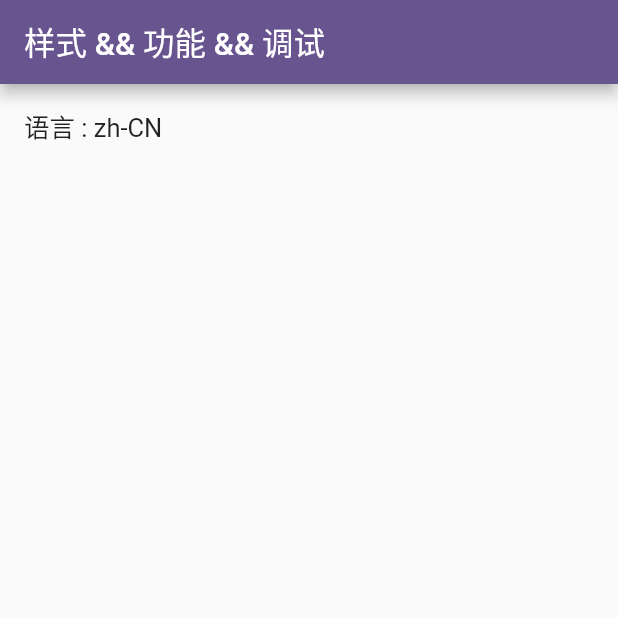
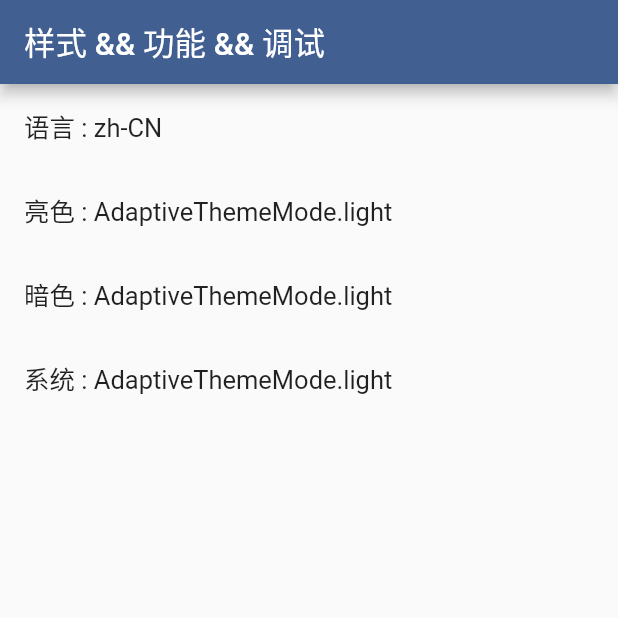
Before and after one commit to kidbtc/woo_2025, a Flutter app: the screen it shows after launch, after a tap on an icon or button, on a phone screen of 412 x 824 dp, the top half of it. Run offline on Flutter 3.47's test engine with Material 3 defaults, Android fonts, the phone set to English and light mode, and no system bars; our stand-ins replace adaptive_theme, dio, get, package_info_plus, shared_preferences.

Commit message:
2.1 主题配置（明亮、黑暗）

```diff
--- a/lib/common/services/config.dart
+++ b/lib/common/services/config.dart
@@ -1,3 +1,4 @@
+import 'package:adaptive_theme/adaptive_theme.dart';
 import 'package:flutter/foundation.dart';
 import 'package:flutter/material.dart';
 import 'package:flutter_woo_2025/common/index.dart';
@@ -18,9 +19,14 @@ class ConfigService extends GetxService {
   // 多语言
   Locale locale = PlatformDispatcher.instance.locale;
 
+  // 主题
+  AdaptiveThemeMode themeMode = AdaptiveThemeMode.light;
+
   // 初始化
   Future<ConfigService> init() async {
     await getPlatform();
+    // 初始主题
+    await initTheme();
     // 多语言初始
     initLocale();
     return this;
@@ -48,4 +54,25 @@ class ConfigService extends GetxService {
     Get.updateLocale(value);
     Storage().setString(Constants.storageLanguageCode, value.languageCode);
   }
+
+  // 初始 theme
+  Future<void> initTheme() async {
+    final savedThemeMode = await AdaptiveTheme.getThemeMode();
+    themeMode = savedThemeMode ?? AdaptiveThemeMode.light;
+  }
+
+  // 切换 theme
+  Future<void> setThemeMode(String themeKey) async {
+    switch (themeKey) {
+      case "light":
+        AdaptiveTheme.of(Get.context!).setLight();
+        break;
+      case "dark":
+        AdaptiveTheme.of(Get.context!).setDark();
+        break;
+      case "system":
+        AdaptiveTheme.of(Get.context!).setSystem();
+        break;
+    }
+  }
 }
--- a/lib/common/style/index.dart
+++ b/lib/common/style/index.dart
@@ -1,3 +1,5 @@
 library style;
 
 // export './xxxx.dart';
+export 'colors.dart';
+export 'theme.dart';
--- a/lib/main.dart
+++ b/lib/main.dart
@@ -1,3 +1,4 @@
+import 'package:adaptive_theme/adaptive_theme.dart';
 import 'package:flutter/material.dart';
 import 'package:flutter_woo_2025/common/index.dart';
 import 'package:flutter_woo_2025/global.dart';
@@ -14,13 +15,19 @@ class MyApp extends StatelessWidget {
   // This widget is the root of your application.
   @override
   Widget build(BuildContext context) {
-    return GetMaterialApp(
+    return AdaptiveTheme(
+      // 样式
+      light: AppTheme.light, // 亮色主题
+      dark: AppTheme.dark, // 暗色主题
+      initial: ConfigService.to.themeMode, // 初始主题
+      debugShowFloatingThemeButton: true, // 显示主题按钮
+      // 构建
+      builder:
+          (theme, darkTheme) => GetMaterialApp(
             title: 'Flutter Demo',
             // 主题
-      theme: ThemeData(
-        colorScheme: ColorScheme.fromSeed(seedColor: Colors.deepPurple),
-        useMaterial3: false,
-      ),
+            theme: theme,
+            darkTheme: darkTheme,
             // 路由
             //initialRoute: RouteNames.systemSplash,
             initialRoute: RouteNames.stylesStylesIndex,
@@ -32,6 +39,7 @@ class MyApp extends StatelessWidget {
             supportedLocales: Translation.supportedLocales, // 支持的语言种类
             locale: ConfigService.to.locale, // 当前语言种类
             fallbackLocale: Translation.fallbackLocale, // 默认语言种类
+          ),
     );
   }
 }
--- a/lib/pages/styles/styles_index/controller.dart
+++ b/lib/pages/styles/styles_index/controller.dart
@@ -32,6 +32,12 @@ class StylesIndexController extends GetxController {
     update(["styles_index"]);
   }
 
+  // 主题
+  onThemeSelected(String themeKey) async {
+    await ConfigService.to.setThemeMode(themeKey);
+    update(["styles_index"]);
+  }
+
   // @override
   // void onClose() {
   //   super.onClose();
--- a/lib/pages/styles/styles_index/view.dart
+++ b/lib/pages/styles/styles_index/view.dart
@@ -14,6 +14,19 @@ class StylesIndexPage extends GetView<StylesIndexController> {
         ListTile(
           onTap: controller.onLanguageSelected,
           title: Text("语言 : ${ConfigService.to.locale.toLanguageTag()}"),
+        ),
+        // 主题
+        ListTile(
+          onTap: () => controller.onThemeSelected("light"),
+          title: Text("亮色 : ${ConfigService.to.themeMode}"),
+        ),
+        ListTile(
+          onTap: () => controller.onThemeSelected("dark"),
+          title: Text("暗色 : ${ConfigService.to.themeMode}"),
+        ),
+        ListTile(
+          onTap: () => controller.onThemeSelected("system"),
+          title: Text("系统 : ${ConfigService.to.themeMode}"),
         ),
       ],
     );
--- a/pubspec.yaml
+++ b/pubspec.yaml
@@ -46,6 +46,8 @@ dependencies:
   shared_preferences: ^2.5.3
   #网络请求
   dio: ^5.8.0+1
+  #主题
+  adaptive_theme: ^3.7.0
 
 dev_dependencies:
   flutter_test:
```
Also changed, not shown: pubspec.lock, 20 other files. Lines whose indentation alone changed are shown as unchanged.
